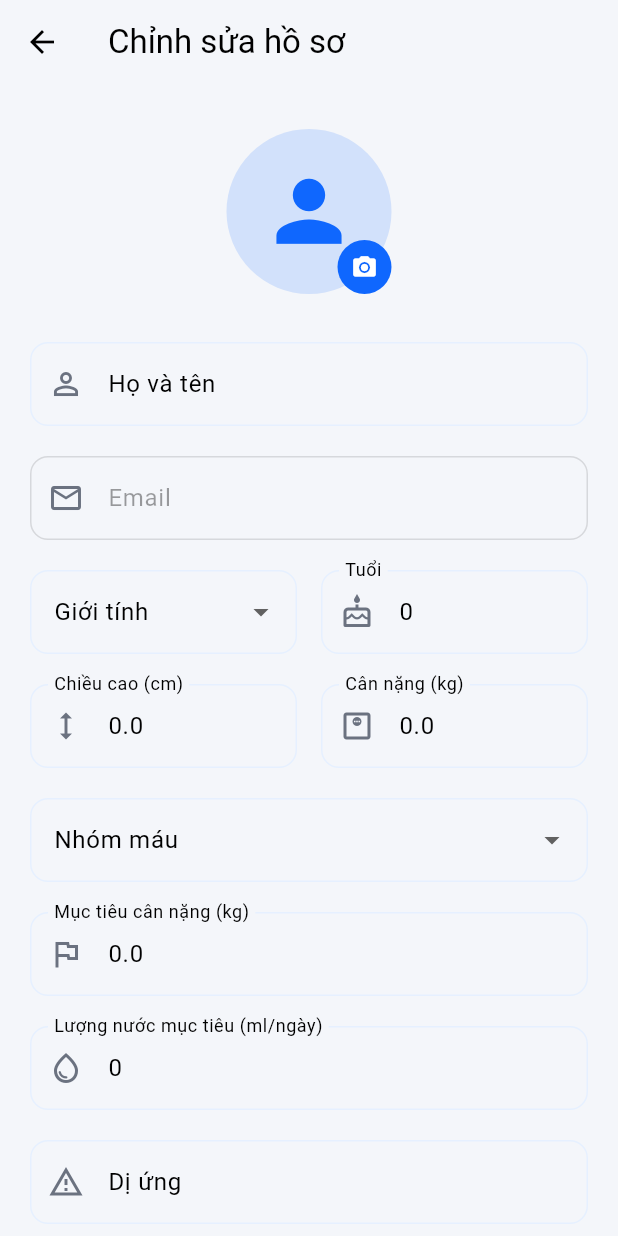
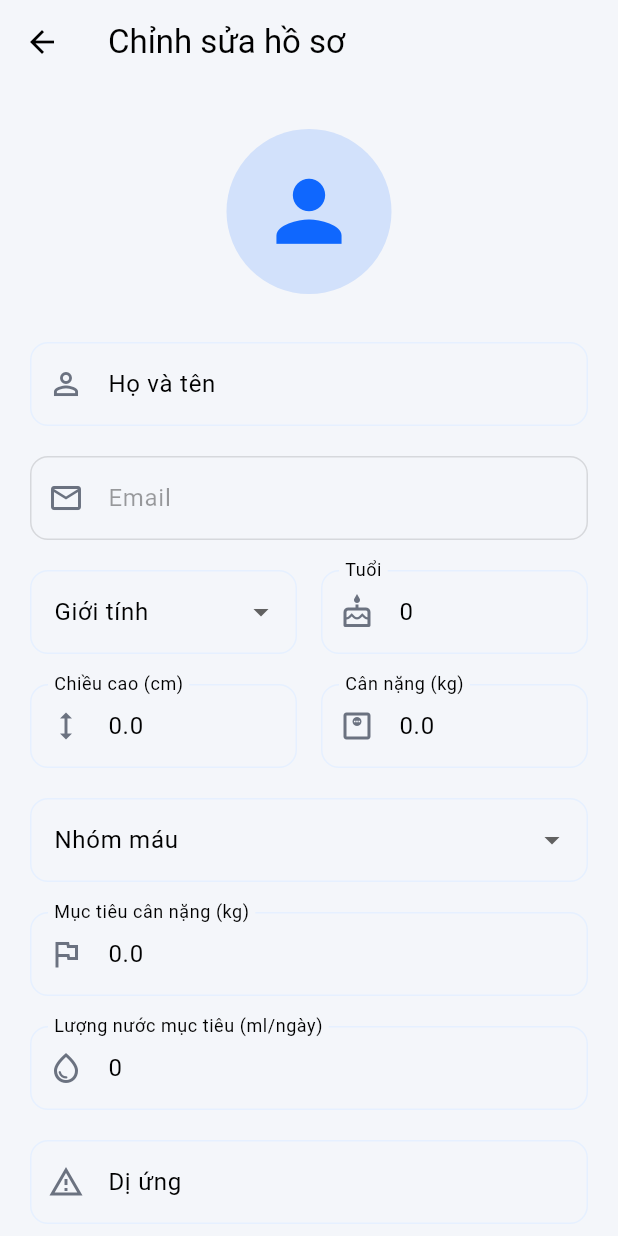
Before and after one commit to HuyTuan-2005/wellness-app, a Flutter app: the EditProfileScreen screen opened directly, on a phone screen of 412 x 824 dp. Run offline on Flutter 3.47's test engine with Material 3 defaults, Android fonts, the phone set to English and light mode, and no system bars; our stand-ins replace cloud_firestore, firebase_auth, firebase_core, fl_chart, flutter_local_notifications, flutter_svg and 4 more; accounts and stored records are empty.

Commit message:
feat: implement profile editing features

```diff
--- a/lib/data/services/auth_service.dart
+++ b/lib/data/services/auth_service.dart
@@ -1,7 +1,7 @@
 import 'package:firebase_auth/firebase_auth.dart';
 import 'package:google_sign_in/google_sign_in.dart';
 import 'package:cloud_firestore/cloud_firestore.dart';
-import 'package:wellness_app/core/services/data_sync_service.dart';
+import 'package:wellness_app/data/services/data_sync_service.dart';
 
 class AuthService {
   final FirebaseAuth _auth = FirebaseAuth.instance;
--- a/lib/features/medication/controller/medication_controller.dart
+++ b/lib/features/medication/controller/medication_controller.dart
@@ -1,8 +1,8 @@
 import 'package:flutter/material.dart';
 import 'package:wellness_app/core/database/database_helper.dart';
 import 'package:wellness_app/features/medication/models/medication.dart';
-import 'package:wellness_app/service/notification_service.dart';
-import 'package:wellness_app/core/services/data_sync_service.dart';
+import 'package:wellness_app/data/services/notification_service.dart';
+import 'package:wellness_app/data/services/data_sync_service.dart';
 
 class MedicationController {
   // ==================== THÊM THUỐC MỚI ====================
--- a/lib/features/medication/screens/medication_list_screen.dart
+++ b/lib/features/medication/screens/medication_list_screen.dart
@@ -6,7 +6,7 @@ import 'package:wellness_app/features/medication/controller/medication_controlle
 import 'package:wellness_app/features/medication/models/medication.dart';
 import 'package:wellness_app/features/medication/screens/medication_detail_screen.dart';
 import 'package:wellness_app/features/medication/widget/medication_card.dart';
-import 'package:wellness_app/service/notification_service.dart';
+import 'package:wellness_app/data/services/notification_service.dart';
 import 'add_medication_screen.dart';
 
 class MedicationListScreen extends StatefulWidget {
--- a/lib/features/profile/screens/edit_profile_screen.dart
+++ b/lib/features/profile/screens/edit_profile_screen.dart
@@ -26,8 +26,8 @@ class _EditProfileScreenState extends State<EditProfileScreen> {
   late TextEditingController _waterGoalController;
   late TextEditingController _exerciseGoalController;
 
-  String _selectedGender = "Nam";
-  String _selectedBloodType = "O+";
+  String? _selectedGender;
+  String? _selectedBloodType;
 
   final List<String> genders = ["Nam", "Nữ", "Khác"];
   final List<String> bloodTypes = [
@@ -41,31 +41,77 @@ class _EditProfileScreenState extends State<EditProfileScreen> {
     "O-",
   ];
 
+  bool _isLoading = true;
+
   @override
   void initState() {
     super.initState();
-    _nameController = TextEditingController(text: UserProfile.userName);
-    _emailController = TextEditingController(text: UserProfile.email);
-    _ageController = TextEditingController(text: UserProfile.age.toString());
-    _heightController = TextEditingController(
-      text: UserProfile.height.toString(),
-    );
-    _weightController = TextEditingController(
-      text: UserProfile.weight.toString(),
-    );
-    _targetWeightController = TextEditingController(
-      text: UserProfile.targetWeight.toString(),
-    );
-    _allergiesController = TextEditingController(text: UserProfile.allergies);
-    _waterGoalController = TextEditingController(
-      text: UserProfile.dailyWaterGoal.toString(),
-    );
-    _exerciseGoalController = TextEditingController(
-      text: UserProfile.exerciseGoal,
-    );
+    _nameController = TextEditingController();
+    _emailController = TextEditingController();
+    _ageController = TextEditingController();
+    _heightController = TextEditingController();
+    _weightController = TextEditingController();
+    _targetWeightController = TextEditingController();
+    _allergiesController = TextEditingController();
+    _waterGoalController = TextEditingController();
+    _exerciseGoalController = TextEditingController();
 
-    _selectedGender = UserProfile.gender;
-    _selectedBloodType = UserProfile.bloodType;
+    _loadProfileData();
+  }
+
+  Future<void> _loadProfileData() async {
+    final user = FirebaseAuth.instance.currentUser;
+    if (user != null) {
+      try {
+        final doc = await FirebaseFirestore.instance.collection('users').doc(user.uid).get();
+        if (doc.exists && mounted) {
+          final data = doc.data() as Map<String, dynamic>;
+          setState(() {
+            _nameController.text = data['displayName'] ?? '';
+            _emailController.text = data['email'] ?? '';
+            _ageController.text = data['age']?.toString() ?? '';
+            _heightController.text = data['height']?.toString() ?? '';
+            _weightController.text = data['weight']?.toString() ?? '';
+            _targetWeightController.text = data['targetWeight']?.toString() ?? '';
+            _allergiesController.text = data['allergies'] ?? '';
+            _waterGoalController.text = data['dailyWaterGoal']?.toString() ?? '';
+            _exerciseGoalController.text = data['exerciseGoal'] ?? '';
+
+            _selectedGender = data['gender'] as String?;
+            if (_selectedGender != null && !genders.contains(_selectedGender)) {
+              _selectedGender = null;
+            }
+
+            _selectedBloodType = data['bloodType'] as String?;
+            if (_selectedBloodType != null && !bloodTypes.contains(_selectedBloodType)) {
+              _selectedBloodType = null;
+            }
+            _isLoading = false;
+          });
+          return;
+        }
+      } catch (e) {
+        debugPrint("Lỗi load profile: $e");
+      }
+    }
+
+    // Nếu lỗi hoặc không có user, dùng tạm dữ liệu từ UserProfile
+    if (mounted) {
+      setState(() {
+        _nameController.text = UserProfile.userName;
+        _emailController.text = UserProfile.email;
+        _ageController.text = UserProfile.age.toString();
+        _heightController.text = UserProfile.height.toString();
+        _weightController.text = UserProfile.weight.toString();
+        _targetWeightController.text = UserProfile.targetWeight.toString();
+        _allergiesController.text = UserProfile.allergies;
+        _waterGoalController.text = UserProfile.dailyWaterGoal.toString();
+        _exerciseGoalController.text = UserProfile.exerciseGoal;
+        _selectedGender = null;
+        _selectedBloodType = null;
+        _isLoading = false;
+      });
+    }
   }
 
   @override
@@ -106,7 +152,7 @@ class _EditProfileScreenState extends State<EditProfileScreen> {
           await FirebaseFirestore.instance
               .collection('users')
               .doc(user.uid)
-              .update(profileData);
+              .set(profileData, SetOptions(merge: true));
 
           UserProfile.updateProfileFromMap(profileData);
 
@@ -146,6 +192,13 @@ class _EditProfileScreenState extends State<EditProfileScreen> {
 
   @override
   Widget build(BuildContext context) {
+    if (_isLoading) {
+      return const Scaffold(
+        backgroundColor: AppColors.background,
+        body: Center(child: CircularProgressIndicator()),
+      );
+    }
+
     return Scaffold(
       backgroundColor: AppColors.background,
       appBar: AppBar(
@@ -163,31 +216,19 @@ class _EditProfileScreenState extends State<EditProfileScreen> {
 
               // Avatar
               Center(
-                child: Stack(
-                  children: [
-                    CircleAvatar(
-                      radius: 55,
-                      backgroundColor: AppColors.primary.withOpacity(0.15),
-                      child: const Icon(
-                        Icons.person,
-                        size: 65,
-                        color: AppColors.primary,
-                      ),
-                    ),
-                    Positioned(
-                      bottom: 0,
-                      right: 0,
-                      child: CircleAvatar(
-                        radius: 18,
-                        backgroundColor: AppColors.primary,
-                        child: const Icon(
-                          Icons.camera_alt,
-                          size: 18,
-                          color: Colors.white,
-                        ),
-                      ),
-                    ),
-                  ],
+                child: CircleAvatar(
+                  radius: 55,
+                  backgroundColor: AppColors.primary.withValues(alpha: 0.15),
+                  backgroundImage: FirebaseAuth.instance.currentUser?.photoURL != null
+                      ? NetworkImage(FirebaseAuth.instance.currentUser!.photoURL!)
+                      : null,
+                  child: FirebaseAuth.instance.currentUser?.photoURL == null
+                      ? const Icon(
+                          Icons.person,
+                          size: 65,
+                          color: AppColors.primary,
+                        )
+                      : null,
                 ),
               ),
 
@@ -218,6 +259,7 @@ class _EditProfileScreenState extends State<EditProfileScreen> {
                       _ageController,
                       Icons.cake_outlined,
                       readOnly: true,
+                      isRequired: true,
                       onTap: () {
                         _showPicker(
                           'Tuổi',
@@ -240,6 +282,7 @@ class _EditProfileScreenState extends State<EditProfileScreen> {
                       _heightController,
                       Icons.height,
                       readOnly: true,
+                      isRequired: true,
                       onTap: () {
                         String current = '170.0';
                         if (_heightController.text.isNotEmpty) {
@@ -262,6 +305,7 @@ class _EditProfileScreenState extends State<EditProfileScreen> {
                       _weightController,
                       Icons.monitor_weight_outlined,
                       readOnly: true,
+                      isRequired: true,
                       onTap: () {
                         List<String> weights = [];
                         for (double i = 30.0; i <= 150.0; i += 0.5) {
@@ -434,6 +478,7 @@ class _EditProfileScreenState extends State<EditProfileScreen> {
     TextInputType keyboardType = TextInputType.text,
     bool enabled = true,
     bool readOnly = false,
+    bool isRequired = false,
     VoidCallback? onTap,
   }) {
     return TextFormField(
@@ -455,8 +500,12 @@ class _EditProfileScreenState extends State<EditProfileScreen> {
           borderSide: BorderSide(color: AppColors.primary, width: 2),
         ),
       ),
-      validator: (value) =>
-          value == null || value.isEmpty ? 'Vui lòng nhập $label' : null,
+      validator: (value) {
+        if (isRequired && (value == null || value.isEmpty)) {
+          return 'Vui lòng nhập $label';
+        }
+        return null;
+      },
     );
   }
 
--- a/lib/main.dart
+++ b/lib/main.dart
@@ -3,7 +3,7 @@ import 'package:firebase_core/firebase_core.dart';
 import 'package:google_sign_in/google_sign_in.dart';
 import 'package:wellness_app/app.dart';
 import 'package:wellness_app/firebase_options.dart';
-import 'package:wellness_app/service/notification_service.dart';
+import 'package:wellness_app/data/services/notification_service.dart';
 
 void main() async {
   WidgetsFlutterBinding.ensureInitialized();
```
Also changed, not shown: lib/features/appointment/controllers/appointment_controller.dart (+9 -9 lines).
